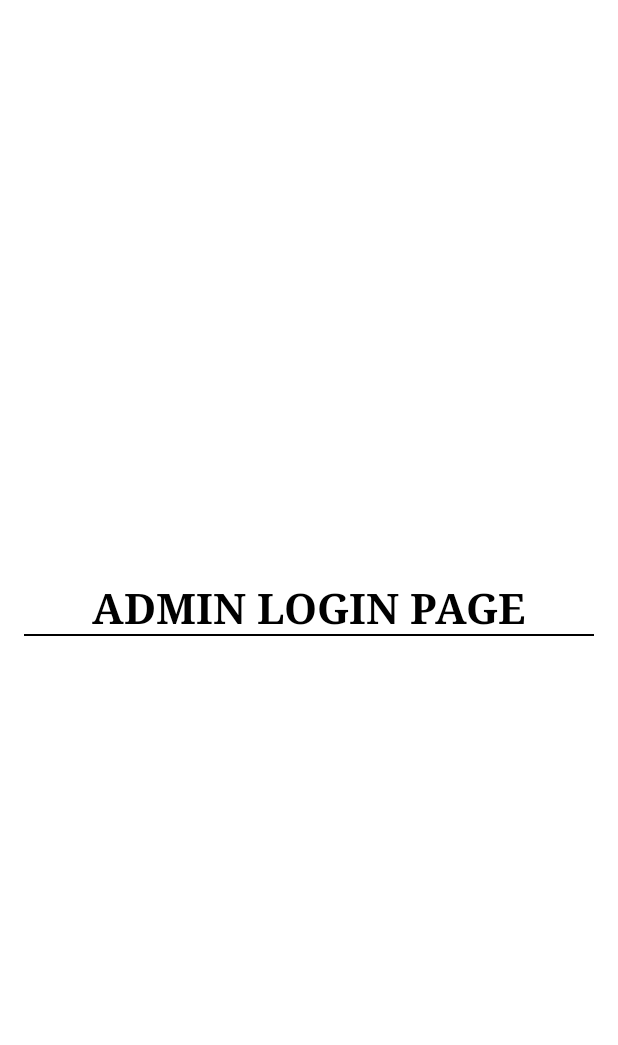
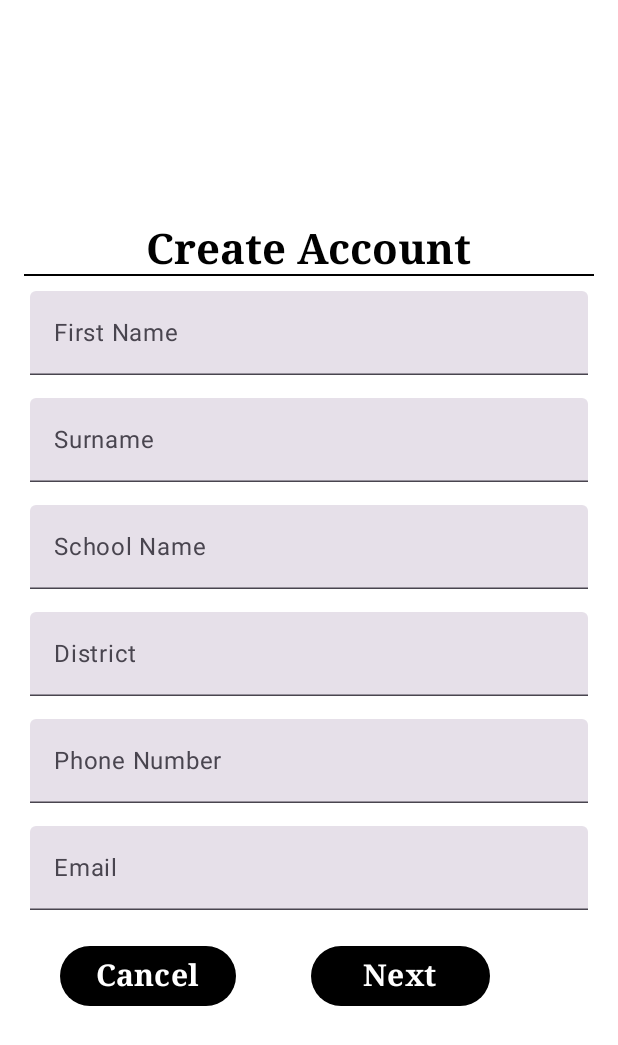
Before and after one commit to bed-com-23-20/School_Attendance_App_V2, an Android app built with Jetpack Compose: the @Preview function CreateAccount, on a phone screen of 412 x 824 dp. Shown: the top 1045 px of the screen. Run offline under Robolectric (Android 15) with nearby library versions, the phone set to English and light mode, and no system bars.

Commit message:
Finishing the Create Account Page Designing

```diff
--- a/app/src/main/java/com/example/school_attendance_register/CreateAccount.kt
+++ b/app/src/main/java/com/example/school_attendance_register/CreateAccount.kt
@@ -1,13 +1,22 @@
 package com.example.school_attendance_register
 
+import androidx.compose.foundation.background
 import androidx.compose.foundation.layout.Arrangement
 import androidx.compose.foundation.layout.Column
+import androidx.compose.foundation.layout.Row
 import androidx.compose.foundation.layout.Spacer
 import androidx.compose.foundation.layout.fillMaxSize
+import androidx.compose.foundation.layout.fillMaxWidth
 import androidx.compose.foundation.layout.height
 import androidx.compose.foundation.layout.padding
+import androidx.compose.foundation.layout.width
+import androidx.compose.foundation.layout.wrapContentSize
+import androidx.compose.foundation.shape.RoundedCornerShape
+import androidx.compose.material3.Button
+import androidx.compose.material3.ButtonDefaults
 import androidx.compose.material3.Divider
 import androidx.compose.material3.Text
+import androidx.compose.material3.TextField
 import androidx.compose.runtime.Composable
 import androidx.compose.runtime.getValue
 import androidx.compose.runtime.mutableStateOf
@@ -28,6 +37,10 @@ fun CreateAccount(){
 
     var adminFname by remember { mutableStateOf("") }
     var adminSname by remember { mutableStateOf("") }
+    var schoolName by remember { mutableStateOf("") }
+    var district by remember { mutableStateOf("") }
+    var phoneNumber by remember { mutableStateOf("") }
+    var email by remember { mutableStateOf("") }
 
     Column(
         modifier = Modifier.fillMaxSize(),
@@ -36,7 +49,7 @@ fun CreateAccount(){
 
     ){
         Text(
-            text = "ADMIN LOGIN PAGE",
+            text = "Create Account",
             fontSize = 28.sp,
             fontFamily = FontFamily.Serif,
             fontWeight = FontWeight.Bold,
@@ -48,5 +61,147 @@ fun CreateAccount(){
         )
         Spacer(modifier = Modifier.height(10.dp))
 
+        TextField(
+            value = adminFname,
+            onValueChange = {adminFname = it},
+            label = {Text("First Name")},
+            //leadingIcon = {ImageVector.vectorResource(id = R.drawable.password_vector)},
+            modifier = Modifier.fillMaxWidth()
+                .padding(start = 20.dp, end = 20.dp)
+//                .background(
+//                    color = Color.Black,
+//                    shape = RoundedCornerShape(24.dp)
+//                ),
+//            shape = RoundedCornerShape(24.dp)
+
+        )
+        Spacer(modifier = Modifier.height(15.dp))
+
+        TextField(
+            value = adminSname,
+            onValueChange = {adminSname = it},
+            label = {Text("Surname")},
+            //leadingIcon = {ImageVector.vectorResource(id = R.drawable.password_vector)},
+            modifier = Modifier.fillMaxWidth()
+                .padding(start = 20.dp, end = 20.dp)
+//                .background(
+//                    color = Color.Black,
+//                    shape = RoundedCornerShape(24.dp)
+//                ),
+//            shape = RoundedCornerShape(24.dp)
+
+        )
+
+        Spacer(modifier = Modifier.height(15.dp))
+
+        TextField(
+            value = schoolName,
+            onValueChange = {schoolName = it},
+            label = {Text("School Name")},
+            //leadingIcon = {ImageVector.vectorResource(id = R.drawable.password_vector)},
+            modifier = Modifier.fillMaxWidth()
+                .padding(start = 20.dp, end = 20.dp)
+//                .background(
+//                    color = Color.Black,
+//                    shape = RoundedCornerShape(24.dp)
+//                ),
+//            shape = RoundedCornerShape(24.dp)
+
+        )
+
+        Spacer(modifier = Modifier.height(15.dp))
+
+        TextField(
+            value = district,
+            onValueChange = {district = it},
+            label = {Text("District ")},
+            //leadingIcon = {ImageVector.vectorResource(id = R.drawable.password_vector)},
+            modifier = Modifier.fillMaxWidth()
+                .padding(start = 20.dp, end = 20.dp)
+//                .background(
+//                    color = Color.Black,
+//                    shape = RoundedCornerShape(24.dp)
+//                ),
+//            shape = RoundedCornerShape(24.dp)
+
+        )
+
+        Spacer(modifier = Modifier.height(15.dp))
+
+        TextField(
+            value = phoneNumber,
+            onValueChange = {phoneNumber = it},
+            label = {Text("Phone Number")},
+            //leadingIcon = {ImageVector.vectorResource(id = R.drawable.password_vector)},
+            modifier = Modifier.fillMaxWidth()
+                .padding(start = 20.dp, end = 20.dp)
+//                .background(
+//                    color = Color.Black,
+//                    shape = RoundedCornerShape(24.dp)
+//                ),
+//            shape = RoundedCornerShape(24.dp)
+        )
+
+        Spacer(modifier = Modifier.height(15.dp))
+
+        TextField(
+            value = email,
+            onValueChange = {email = it},
+            label = {Text("Email")},
+            //leadingIcon = {ImageVector.vectorResource(id = R.drawable.password_vector)},
+            modifier = Modifier.fillMaxWidth()
+                .padding(start = 20.dp, end = 20.dp)
+//                .background(
+//                    color = Color.Black,
+//                    shape = RoundedCornerShape(24.dp)
+//                ),
+//            shape = RoundedCornerShape(24.dp)
+        )
+        Spacer(modifier = Modifier.height(20.dp))
+
+        Row(
+            modifier = Modifier.fillMaxWidth()
+            .padding(start = 40.dp, end = 30.dp)
+            .align(Alignment.CenterHorizontally)
+        ) {
+            Button(onClick = {},
+//                modifier = Modifier
+//                    .fillMaxWidth()
+//                    .padding(start = 20.dp, end = 20.dp),
+                colors = ButtonDefaults.buttonColors(containerColor  = Color.Black)
+
+            ) {
+                Text(
+                    text = "Cancel",
+                    fontSize = 20.sp,
+                    fontWeight = FontWeight.Bold,
+                    fontFamily = FontFamily.Serif
+
+
+                )
+            }
+            Spacer(modifier = Modifier.width(50.dp))
+
+            Button(onClick = {},
+//                modifier = Modifier
+//                    .fillMaxWidth()
+//                    .padding(start = 20.dp, end = 20.dp),
+                colors = ButtonDefaults.buttonColors(containerColor  = Color.Black)
+
+            ) {
+                Text(
+                    text = "  Next  ",
+                    fontSize = 20.sp,
+                    fontWeight = FontWeight.Bold,
+                    fontFamily = FontFamily.Serif
+
+
+                )
+            }
+
+        }
+
     }
+
+
 }
--- a/app/src/main/java/com/example/school_attendance_register/LandingPage.kt
+++ b/app/src/main/java/com/example/school_attendance_register/LandingPage.kt
@@ -34,9 +34,10 @@ import java.util.Locale
 
 
 @RequiresApi(Build.VERSION_CODES.O)
+
+@Composable
 @Preview(showBackground = true)
-@Composable
-@Preview(uiMode = Configuration.UI_MODE_NIGHT_NO)
+//@Preview(uiMode = Configuration.UI_MODE_NIGHT_NO)
 
 fun LandingPage(navController: NavController){
 
--- a/app/src/main/java/com/example/school_attendance_register/LoginPage.kt
+++ b/app/src/main/java/com/example/school_attendance_register/LoginPage.kt
@@ -78,7 +78,7 @@ fun LoginPage(){
             shape = RoundedCornerShape(24.dp)
 
         )
-        Spacer(modifier = Modifier.height(10.dp))
+        Spacer(modifier = Modifier.height(15.dp))
 
         TextField(
             value = password,
@@ -97,7 +97,7 @@ fun LoginPage(){
 
         )
 
-        Spacer(modifier = Modifier.height(5.dp))
+        Spacer(modifier = Modifier.height(15.dp))
 
         Button(onClick = {},
             modifier = Modifier
--- a/app/src/main/res/drawable/password_key.xml
+++ /dev/null
@@ -1,5 +0,0 @@
-<vector xmlns:android="http://schemas.android.com/apk/res/android" android:height="24dp" android:tint="#000000" android:viewportHeight="24" android:viewportWidth="24" android:width="24dp">
-
-    <path android:fillColor="@android:color/white" android:pathData="M21,10h-8.35C11.83,7.67 9.61,6 7,6c-3.31,0 -6,2.69 -6,6s2.69,6 6,6c2.61,0 4.83,-1.67 5.65,-4H13l2,2l2,-2l2,2l4,-4.04L21,10zM7,15c-1.65,0 -3,-1.35 -3,-3c0,-1.65 1.35,-3 3,-3s3,1.35 3,3C10,13.65 8.65,15 7,15z"/>
-
-</vector>
```
